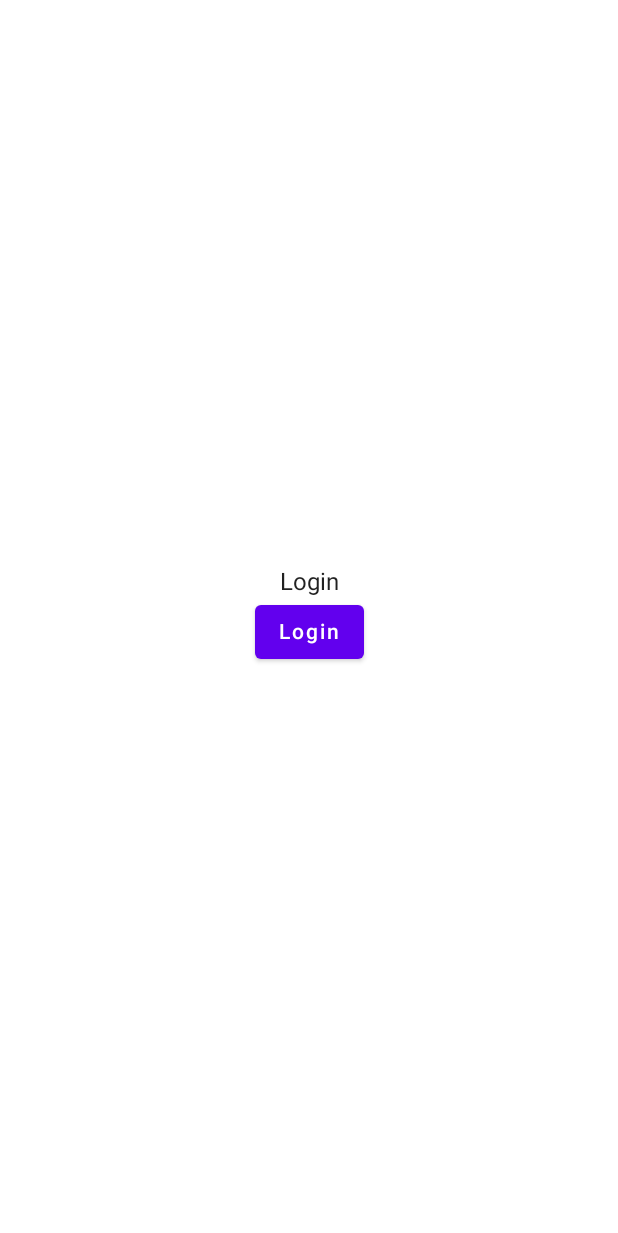
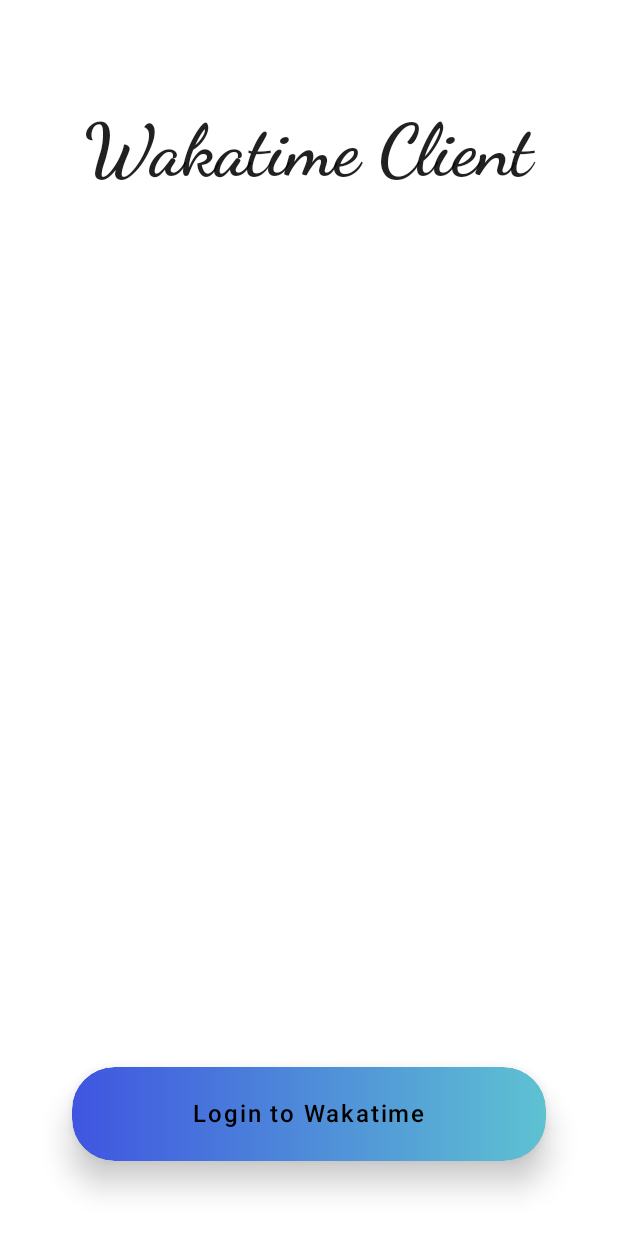
Before and after one commit to Jacob3075/WakaTimeApp, an Android app built with Jetpack Compose: the screen it shows after launch (MainActivity), on a phone screen of 412 x 824 dp. Shown: the top 1233 px of the screen. Run offline under Robolectric (Android 15) with nearby library versions, the phone set to English and light mode, and no system bars; our stand-ins replace Dagger/Hilt's generated code, Timber; libraries missing offline, so code that uses them is left out: net.openid.appauth; 3 statements that could not run were skipped.

Commit message:
Improved LoginPage UI.

```diff
--- a/app/src/main/java/com/jacob/wakatimeapp/login/LoginPage.kt
+++ b/app/src/main/java/com/jacob/wakatimeapp/login/LoginPage.kt
@@ -1,30 +1,37 @@
 package com.jacob.wakatimeapp.login
 
+import android.content.res.Configuration.UI_MODE_NIGHT_YES
 import android.os.Bundle
 import android.view.LayoutInflater
 import android.view.ViewGroup
 import androidx.activity.compose.rememberLauncherForActivityResult
 import androidx.activity.result.contract.ActivityResultContracts
-import androidx.compose.foundation.layout.Arrangement
-import androidx.compose.foundation.layout.Column
-import androidx.compose.foundation.layout.fillMaxSize
-import androidx.compose.material.Button
-import androidx.compose.material.Surface
-import androidx.compose.material.Text
+import androidx.compose.foundation.background
+import androidx.compose.foundation.layout.*
+import androidx.compose.foundation.shape.RoundedCornerShape
+import androidx.compose.material.*
 import androidx.compose.runtime.Composable
 import androidx.compose.ui.Alignment
 import androidx.compose.ui.Modifier
+import androidx.compose.ui.draw.shadow
+import androidx.compose.ui.graphics.Brush
+import androidx.compose.ui.graphics.Color
 import androidx.compose.ui.platform.ComposeView
 import androidx.compose.ui.platform.LocalContext
+import androidx.compose.ui.text.TextStyle
+import androidx.compose.ui.text.font.FontFamily
+import androidx.compose.ui.text.font.FontWeight
 import androidx.compose.ui.tooling.preview.Preview
+import androidx.compose.ui.unit.dp
+import androidx.compose.ui.unit.sp
 import androidx.fragment.app.Fragment
 import androidx.fragment.app.viewModels
+import com.jacob.wakatimeapp.theme.Gradients
 import com.jacob.wakatimeapp.theme.WakaTimeAppTheme
 import dagger.hilt.android.AndroidEntryPoint
 import net.openid.appauth.AuthorizationException
 import net.openid.appauth.AuthorizationService
 import timber.log.Timber
-
 
 @AndroidEntryPoint
 class LoginPage : Fragment() {
@@ -49,8 +56,7 @@ class LoginPage : Fragment() {
 fun LoginPageContent(viewModel: LoginPageViewModel) = Surface(
     modifier = Modifier.fillMaxSize(),
 ) {
-    val currentContext = LocalContext.current
-    val authService = AuthorizationService(currentContext)
+    val authService = AuthorizationService(LocalContext.current)
     val launcher =
         rememberLauncherForActivityResult(ActivityResultContracts.StartActivityForResult()) { result ->
             result.data?.let {
@@ -63,11 +69,18 @@ fun LoginPageContent(viewModel: LoginPageViewModel) = Surface(
         }
     Column(
         horizontalAlignment = Alignment.CenterHorizontally,
-        verticalArrangement = Arrangement.Center,
+        verticalArrangement = Arrangement.SpaceBetween,
     ) {
-        Text(text = "Login")
-        Button(
-            onClick = {
+        Text(
+            text = "Wakatime Client",
+            modifier = Modifier.padding(top = 72.dp),
+            style = TextStyle(
+                fontSize = MaterialTheme.typography.h3.fontSize,
+                fontWeight = FontWeight.SemiBold,
+                fontFamily = FontFamily.Cursive,
+            )
+        )
+        LoginButton {
             if (viewModel.isLoggedIn()) {
                 Timber.e("Logged in: ${viewModel.authStateManager.current.accessToken}")
                 Timber.e("Logged in: ${viewModel.authStateManager.current.accessTokenExpirationTime}")
@@ -77,14 +90,47 @@ fun LoginPageContent(viewModel: LoginPageViewModel) = Surface(
                 launcher.launch(authIntent)
             }
         }
+    }
+}
+
+@Composable
+private fun LoginButton(
+    onClick: () -> Unit,
 ) {
-            Text(text = "Login")
+    val loginButtonGradient =
+        Brush.horizontalGradient(listOf(Gradients.primary.startColor, Gradients.primary.endColor))
+    val buttonShape = RoundedCornerShape(45)
+    Button(
+        onClick = onClick,
+        colors = ButtonDefaults.buttonColors(Color.Transparent),
+        shape = buttonShape,
+        contentPadding = PaddingValues(),
+        modifier = Modifier
+            .padding(horizontal = 48.dp)
+            .padding(bottom = 50.dp)
+            .shadow(12.dp, shape = buttonShape)
+    ) {
+        Box(
+            contentAlignment = Alignment.Center,
+            modifier = Modifier
+                .fillMaxWidth()
+                .background(loginButtonGradient, buttonShape)
+                .padding(vertical = 8.dp)
+        ) {
+            Text(
+                text = "Login to Wakatime",
+                fontSize = 16.sp,
+                fontWeight = FontWeight.SemiBold,
+                modifier = Modifier.padding(14.dp)
+            )
         }
     }
 }
 
+@Preview(showBackground = true, uiMode = UI_MODE_NIGHT_YES)
+@Composable
+fun LoginButtonPreview() = WakaTimeAppTheme { LoginButton {} }
+
 @Preview(showBackground = true)
 @Composable
-fun LoginPageContentPreview() = WakaTimeAppTheme(true) {
-//    LoginPageContent(LoginPageViewModel())
-}
+fun LoginButtonPreview2() = WakaTimeAppTheme { LoginButton {} }
```
Lines whose indentation alone changed are shown as unchanged.
